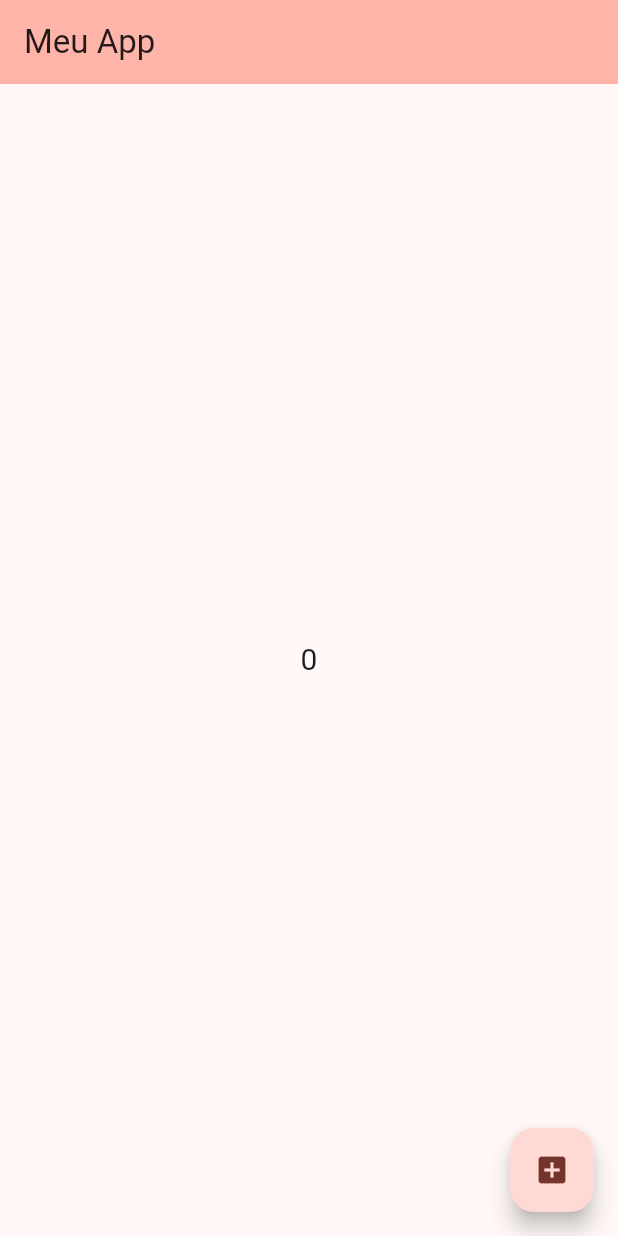
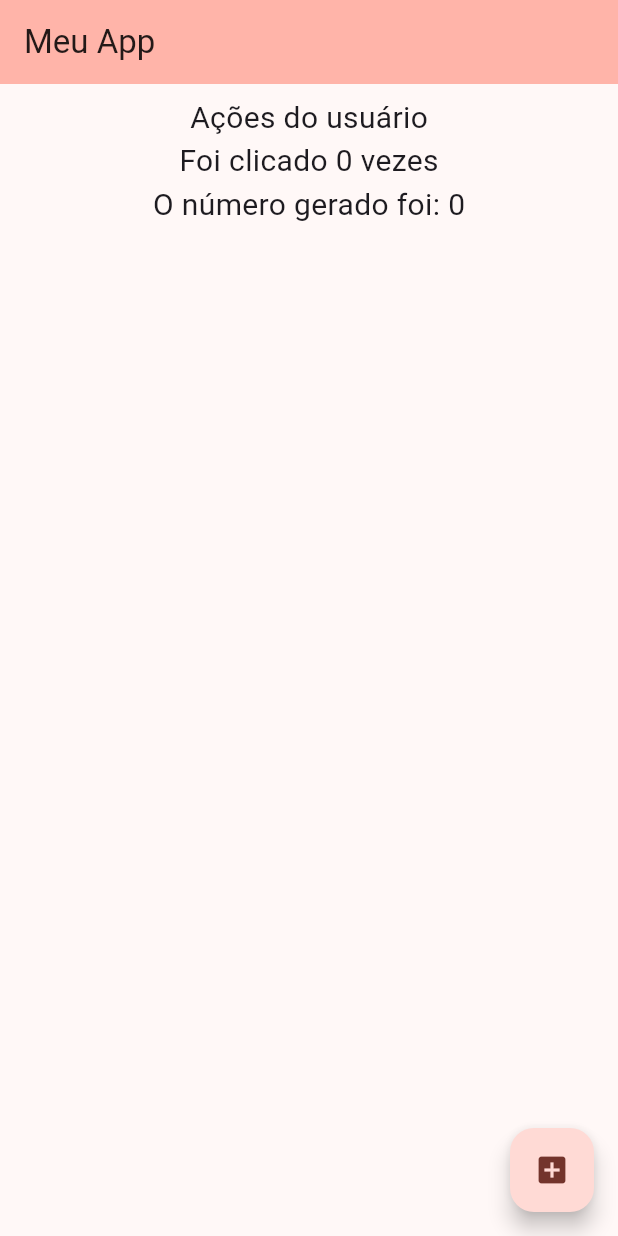
Before and after one commit to higinomatheus/dioproject, a Flutter app: the screen it shows after launch, on a phone screen of 412 x 824 dp. Run offline on Flutter 3.47's test engine with Material 3 defaults, Android fonts, the phone set to English and light mode, and no system bars; our stand-ins replace google_fonts.

Commit message:
apresentando o Column

```diff
--- a/lib/pages/home_page.dart
+++ b/lib/pages/home_page.dart
@@ -10,26 +10,43 @@ class HomePage extends StatefulWidget {
 }
 
 class _HomePageState extends State<HomePage> {
+  var quantityClicks = 0;
   var randomNumber = 0;
 
   @override
   Widget build(BuildContext context) {
-    debugPrint("O método build é chamado cada vez que o estado deste objeto é alterado");
+    debugPrint(
+        "O método build é chamado cada vez que o estado deste objeto é alterado");
     return Scaffold(
       appBar: AppBar(
-        title: Text("Meu App",
+        title: Text(
+          "Meu App",
           // style: GoogleFonts.abyssinicaSil(),
         ),
         backgroundColor: Theme.of(context).colorScheme.inversePrimary,
       ),
-      body: Center(child: Text(
-          randomNumber.toString(),
-          style: TextStyle(fontSize: 20),
-          // style: GoogleFonts.acme(fontSize: 20),
-        )),
+      body: Container(
+        margin: EdgeInsets.symmetric(horizontal: 16, vertical: 8),
+        width: double.infinity,
+        child: Column(
+          crossAxisAlignment: CrossAxisAlignment.center,
+          mainAxisAlignment: MainAxisAlignment.start,
+          children: [
+            Text("Ações do usuário", style: TextStyle(fontSize: 20)),
+            Text("Foi clicado $quantityClicks vezes",
+                style: TextStyle(fontSize: 20)),
+            Text(
+              "O número gerado foi: $randomNumber",
+              style: TextStyle(fontSize: 20),
+              // style: GoogleFonts.acme(fontSize: 20),
+            )
+          ],
+        ),
+      ),
       floatingActionButton: FloatingActionButton(
-        onPressed: (){
+        onPressed: () {
           setState(() {
+            quantityClicks++;
             randomNumber = Utils.generateIntRandomNumber(1000);
           });
         },
```
